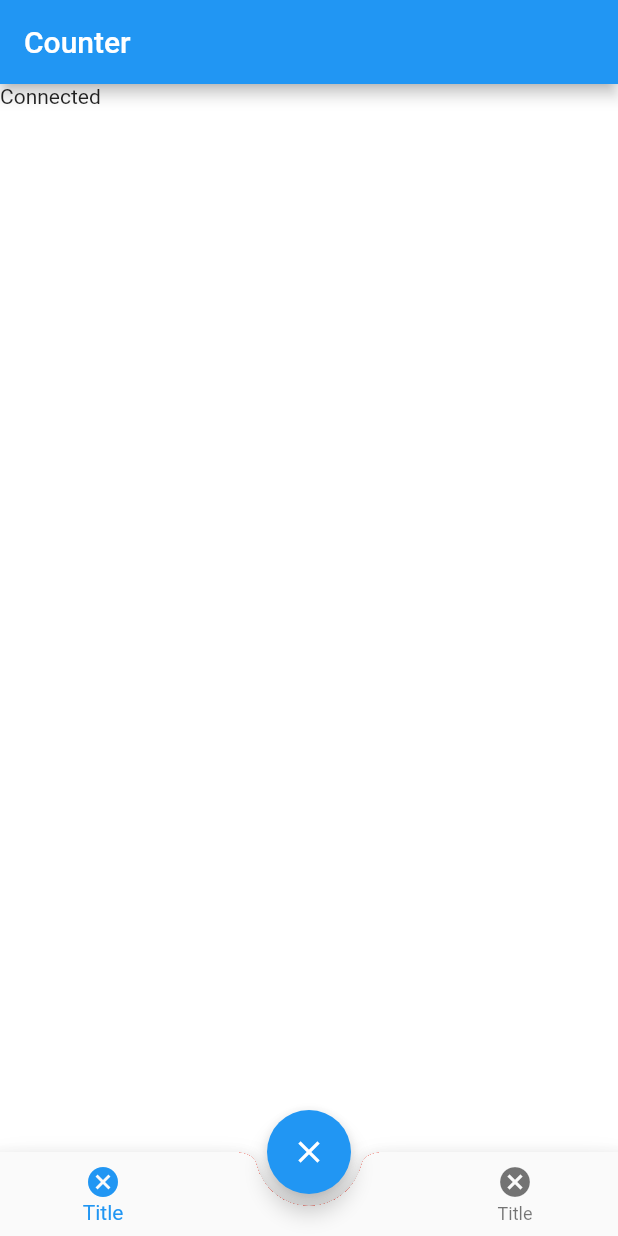
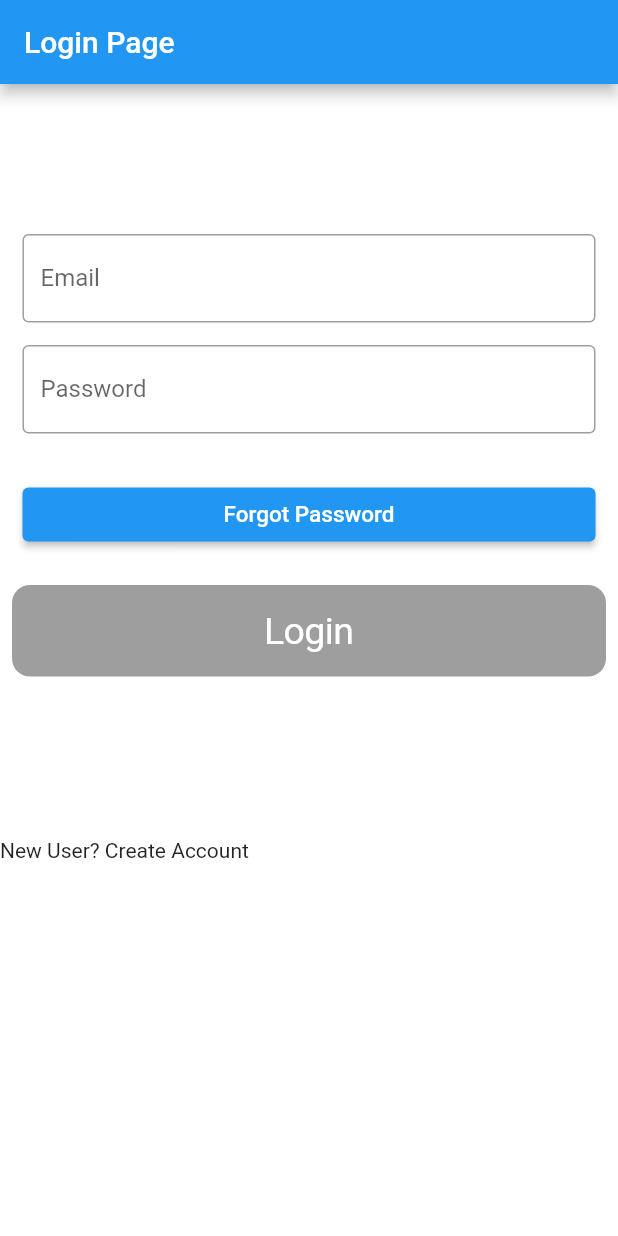
Before and after one commit to mahmudulhasan766/Flutter_Bloc_Ex, a Flutter app: the screen it shows after launch, on a phone screen of 412 x 824 dp. Run offline on Flutter 3.47's test engine with Material 2 defaults, Android fonts, the light colour scheme and no system bars; our stand-ins replace bloc, connectivity_plus, email_validator, equatable, flutter_bloc.

Commit message:
email validation bloc

```diff
--- /dev/null
+++ b/lib/bloc/login_screen_bloc/login_screen.dart
@@ -0,0 +1,106 @@
+import 'package:bolc_ex/bloc/login_screen_bloc/login_screen_bloc.dart';
+import 'package:flutter/cupertino.dart';
+import 'package:flutter/material.dart';
+import 'package:flutter_bloc/flutter_bloc.dart';
+
+class LoginScreen extends StatelessWidget {
+  LoginScreen({Key? key}) : super(key: key);
+  final TextEditingController emailController = TextEditingController();
+  final TextEditingController passwordController = TextEditingController();
+
+  @override
+  Widget build(BuildContext context) {
+    return Scaffold(
+      backgroundColor: Colors.white,
+      appBar: AppBar(
+        title: const Text("Login Page"),
+      ),
+      body: ListView(
+        physics: const BouncingScrollPhysics(
+          parent: AlwaysScrollableScrollPhysics()
+        ),
+
+        children: <Widget>[
+          const SizedBox(height: 50,),
+          BlocBuilder<LoginScreenBloc,LoginScreenState>(
+              builder: (context,state){
+                if(state is SignInErrorState){
+                  return Text(state.errorMessage,style: const TextStyle(color: Colors.red),);
+                }else{
+                  return const SizedBox();
+                }
+
+              }),
+          const SizedBox(height: 50,),
+           Padding(
+            //padding: const EdgeInsets.only(left:15.0,right: 15.0,top:0,bottom: 0),
+            padding: const EdgeInsets.symmetric(horizontal: 15),
+            child: TextField(
+              controller: emailController,
+              onChanged: (value){
+                BlocProvider.of<LoginScreenBloc>(context).add(SignInTextChangedEvent(emailController.text, passwordController.text));
+              },
+              decoration: const InputDecoration(
+                  border: OutlineInputBorder(),
+                  labelText: 'Email',
+                  hintText: 'Enter valid email id as abc@gmail.com'),
+            ),
+          ),
+           Padding(
+            padding: const EdgeInsets.all(15),
+            //padding: EdgeInsets.symmetric(horizontal: 15),
+            child: TextField(
+              controller: passwordController,
+              onChanged: (value){
+                BlocProvider.of<LoginScreenBloc>(context).add(SignInTextChangedEvent(emailController.text, passwordController.text));
+              },
+              obscureText: true,
+              decoration: const InputDecoration(
+                  border: OutlineInputBorder(),
+                  labelText: 'Password',
+                  hintText: 'Enter secure password'),
+            ),
+          ),
+          Padding(
+            padding: const EdgeInsets.all(15.0),
+            child: ElevatedButton(
+              onPressed: (){
+
+
+              },
+              child: const Text(
+                'Forgot Password',
+                style: TextStyle(color: Colors.white, fontSize: 15),
+              ),
+            ),
+          ),
+
+          Padding(
+            padding: const EdgeInsets.all(8.0),
+            child: BlocBuilder<LoginScreenBloc,LoginScreenState>(
+                builder: (context,state){
+                  return CupertinoButton(
+                    onPressed: () {
+                      if(state is SignInValidState){
+                        BlocProvider.of<LoginScreenBloc>(context).add(SignInSubmittedEvent(emailController.text, passwordController.text));
+                      }
+                      //Navigator.push(context, MaterialPageRoute(builder: (_) => HomePage()));
+                    },
+                    color: (state is SignInValidState)?Colors.blue:Colors.grey,
+                    child: const Text(
+                      'Login',
+                      style: TextStyle(color: Colors.white, fontSize: 25),
+                    ),
+                  );
+                }
+            ),
+          ),
+          const SizedBox(
+            height: 100,
+          ),
+          const Text('New User? Create Account')
+        ],
+      ),
+    );
+  }
+}
--- /dev/null
+++ b/lib/bloc/login_screen_bloc/login_screen_bloc.dart
@@ -0,0 +1,24 @@
+
+import 'package:bloc/bloc.dart';
+import 'package:email_validator/email_validator.dart';
+import 'package:flutter/material.dart';
+
+part 'login_screen_event.dart';
+part 'login_screen_state.dart';
+
+class LoginScreenBloc extends Bloc<LoginScreenEvent, LoginScreenState> {
+  LoginScreenBloc() : super(LoginScreenInitial()) {
+    on<SignInTextChangedEvent>((event, emit) {
+      if(event.emailValue== ""&&EmailValidator.validate(event.emailValue)){
+        emit (SignInErrorState("Please enter a valid email address"));
+      }else if(event.passwordValue.length<8){
+        emit(SignInErrorState("Please enter a valid password"));
+      }else{
+        emit(SignInValidState());
+      }
+    });
+    on<SignInSubmittedEvent>((event, emit) {
+      emit(SignInLoadingState());
+    });
+  }
+}
--- /dev/null
+++ b/lib/bloc/login_screen_bloc/login_screen_event.dart
@@ -0,0 +1,16 @@
+part of 'login_screen_bloc.dart';
+
+@immutable
+abstract class LoginScreenEvent {}
+
+class SignInTextChangedEvent extends LoginScreenEvent{
+  final String emailValue;
+  final String passwordValue;
+  SignInTextChangedEvent(this.emailValue,this.passwordValue);
+}
+
+class SignInSubmittedEvent extends LoginScreenEvent{
+  final String email;
+  final String password;
+  SignInSubmittedEvent(this.email,this.password);
+}
--- /dev/null
+++ b/lib/bloc/login_screen_bloc/login_screen_state.dart
@@ -0,0 +1,16 @@
+part of 'login_screen_bloc.dart';
+
+@immutable
+abstract class LoginScreenState {}
+
+class LoginScreenInitial extends LoginScreenState {}
+
+class SignInInvalidState extends LoginScreenState{
+}
+class SignInValidState extends LoginScreenState{
+}
+class SignInErrorState extends LoginScreenState{
+  final String errorMessage;
+  SignInErrorState(this.errorMessage);
+}
+class SignInLoadingState extends LoginScreenState{}
--- a/lib/bloc/user_event.dart
+++ b/lib/bloc/user_event.dart
@@ -9,6 +9,6 @@ abstract class UserEvent extends Equatable{
 
 class ChangeNameEvent extends UserEvent{
   final String name;
-  ChangeNameEvent(this.name);
+  const ChangeNameEvent(this.name);
 }
 class BirthdayEvent extends UserEvent{}
--- a/lib/counter/view/counter_view.dart
+++ b/lib/counter/view/counter_view.dart
@@ -8,6 +8,8 @@ import '../counter.dart';
 /// [CounterCubit] state and notifies it in response to user input.
 /// {@endtemplate}
 class CounterView extends StatelessWidget {
+  const CounterView({Key? key}) : super(key: key);
+
   @override
   Widget build(BuildContext context) {
     final textTheme = Theme.of(context).textTheme;
--- a/lib/main.dart
+++ b/lib/main.dart
@@ -1,12 +1,14 @@
 import 'package:bloc/bloc.dart';
 
 import 'package:bolc_ex/bloc/internet_bloc_cubit/internet_bloc_cubit.dart';
+import 'package:bolc_ex/bloc/login_screen_bloc/login_screen_bloc.dart';
 import 'package:flutter/material.dart';
 import 'package:flutter/widgets.dart';
 import 'package:flutter_bloc/flutter_bloc.dart';
 
 import 'app.dart';
 
+import 'bloc/login_screen_bloc/login_screen.dart';
 import 'counter/bloc/counter_bloc.dart';
 
 import 'counter_observer.dart';
@@ -27,8 +29,8 @@ class MyApp extends StatelessWidget {
   Widget build(BuildContext context) {
     return MaterialApp(
       home: BlocProvider(
-        create: (context) => InternetBlocCubit(),
-        child: const CounterPage(),
+        create: (context) => LoginScreenBloc(),
+        child: LoginScreen(),
       ),
     );
   }
@@ -64,40 +66,9 @@ class CounterPage extends StatelessWidget {
             }
           }
       ),
-      // BlocBuilder<InternetBloc, InternetState>(
-      //   builder: (context, connection) {
-      //     if(connection is InternetGainedState){
-      //       return const Text("Connected");
-      //     } else if(connection is InternetLostState){
-      //      return const Text("No Connection");
-      //     } else{
-      //       return const Text("Loading...");
-      //     }
-      //   },
-      // ),
-      // floatingActionButton: Column(
-      //   crossAxisAlignment: CrossAxisAlignment.end,
-      //   mainAxisAlignment: MainAxisAlignment.end,
-      //   children: <Widget>[
-      //     Padding(
-      //       padding: EdgeInsets.symmetric(vertical: 5.0),
-      //       child: FloatingActionButton(
-      //         child: Icon(Icons.add),
-      //         onPressed: () => context.read<CounterBloc>().add(CounterIncrementPressed()),
-      //       ),
-      //     ),
-      //     Padding(
-      //       padding: EdgeInsets.symmetric(vertical: 5.0),
-      //       child: FloatingActionButton(
-      //         child: Icon(Icons.remove),
-      //         onPressed: () => context.read<CounterBloc>().add(CounterDecrementPressed()),
-      //       ),
-      //     ),
-      //   ],
-      // ),
       floatingActionButton: const FloatingActionButton(
         onPressed: null,
-        child: Icon(Icons.close),
+        child: Icon(Icons.add),
       ),
       bottomNavigationBar: BottomAppBar(
         shape: const CircularNotchedRectangle(),
@@ -105,9 +76,9 @@ class CounterPage extends StatelessWidget {
         notchMargin: 8,
         clipBehavior: Clip.hardEdge,
         child: BottomNavigationBar(items: const [
-          BottomNavigationBarItem(icon: Icon(Icons.cancel), label: "Title"),
-          BottomNavigationBarItem(icon: Icon(Icons.cancel),label: ""),
-          BottomNavigationBarItem(icon: Icon(Icons.cancel), label: "Title"),
+          BottomNavigationBarItem(icon: Icon(Icons.access_alarm), label: "Title"),
+          BottomNavigationBarItem(icon: Icon(Icons.add),label: ""),
+          BottomNavigationBarItem(icon: Icon(Icons.person), label: "Title"),
         ]),
       ),
       floatingActionButtonLocation: FloatingActionButtonLocation.centerDocked,
--- a/pubspec.yaml
+++ b/pubspec.yaml
@@ -33,6 +33,7 @@ dependencies:
   equatable: ^2.0.5
   bloc: ^8.1.0
   connectivity_plus: ^3.0.2
+  email_validator: ^2.1.17
 
   cupertino_icons: ^1.0.5
 
```
Also changed, not shown: pubspec.lock.
